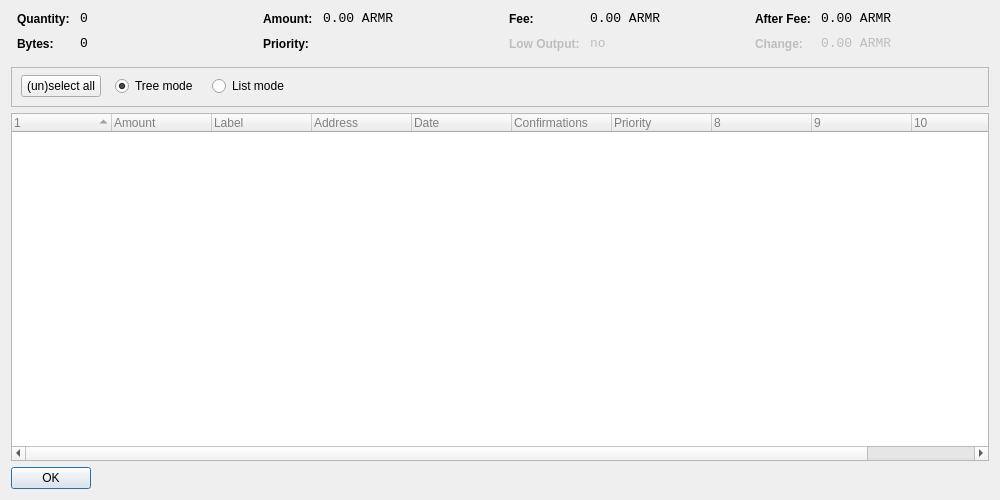
Qt form src/qt/forms/coincontroldialog.ui (ARMROfficial/armr) before a commit.
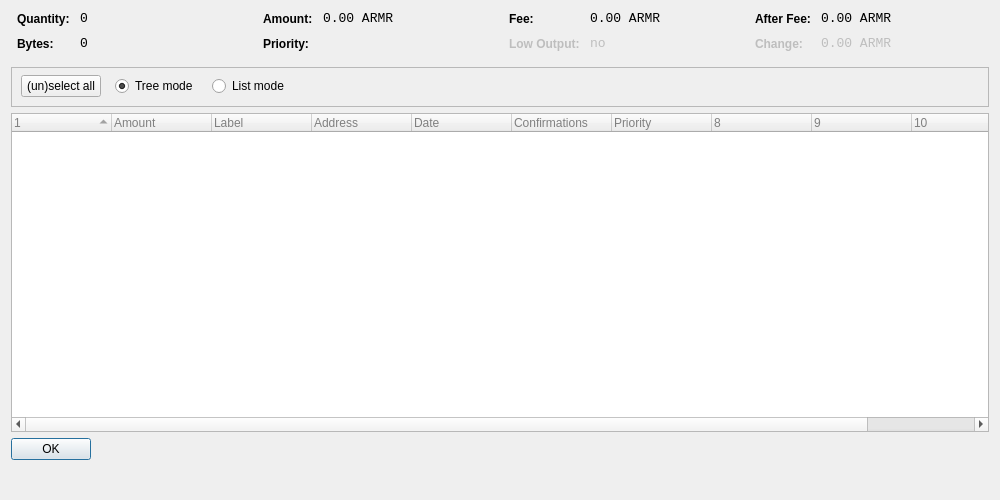
The same form after that commit. Custom widgets are drawn as their Qt base class.

Patch:
```diff
--- a/src/qt/forms/coincontroldialog.ui
+++ b/src/qt/forms/coincontroldialog.ui
@@ -17,6 +17,9 @@
    <string notr="true"/>
   </property>
   <layout class="QVBoxLayout" name="verticalLayout">
+   <property name="bottomMargin">
+    <number>40</number>
+   </property>
    <item>
     <layout class="QHBoxLayout" name="horizontalLayoutTop" stretch="0,0,0,0">
      <property name="topMargin">
```
